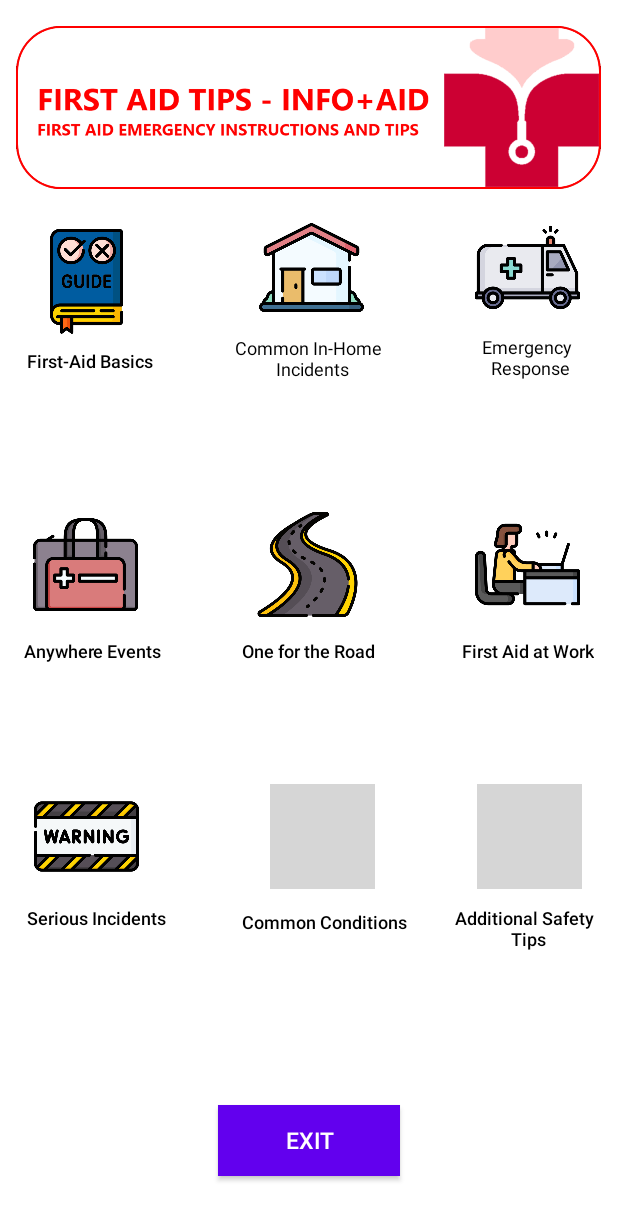
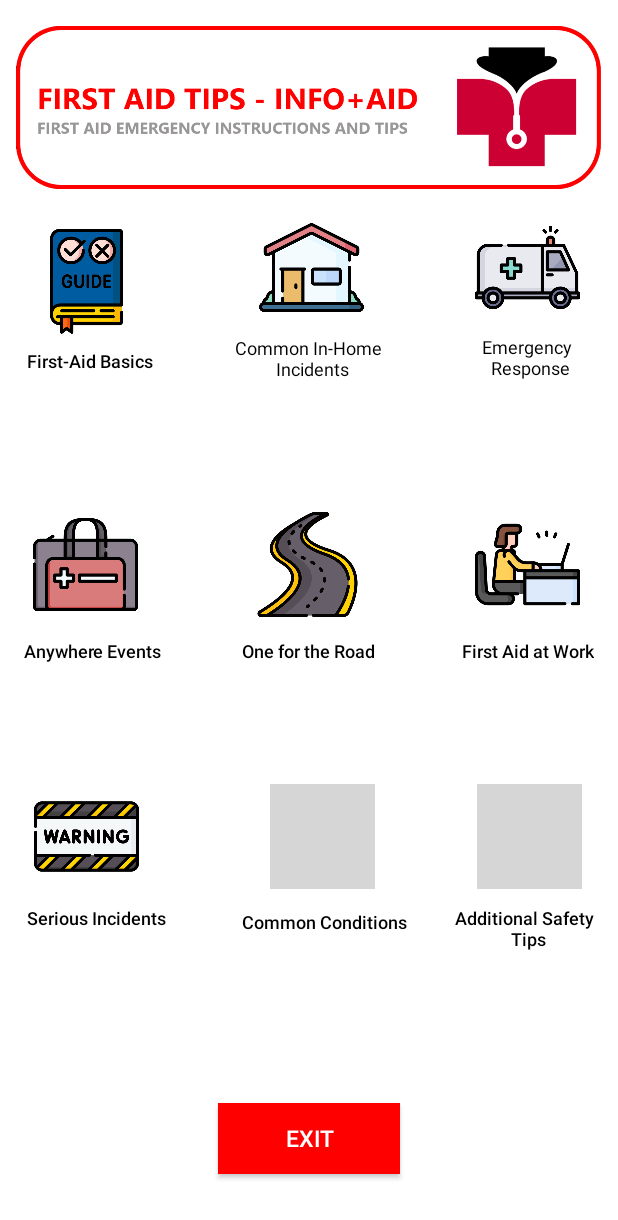
Before and after one commit to skebidoo/INFO-AID, an Android app: the screen it shows after launch (MainActivity), on a phone screen of 412 x 824 dp. Shown: the top 1220 px of the screen. Run offline under Robolectric (Android 15) with nearby library versions, the phone set to English and light mode, and no system bars; grey boxes are pictures that could not be loaded.

Commit message:
Final Project (Briones, Cabigat, Capinpin)

```diff
--- a/FIRST-AID-TIPS/app/src/main/res/layout/activity_main.xml
+++ b/FIRST-AID-TIPS/app/src/main/res/layout/activity_main.xml
@@ -274,10 +274,11 @@
         android:text="EXIT"
         android:textColorLink="#FFFFFF"
         android:textSize="15sp"
+        app:backgroundTint="#FF0000"
         app:layout_constraintBottom_toBottomOf="parent"
         app:layout_constraintEnd_toEndOf="parent"
         app:layout_constraintStart_toStartOf="parent"
         app:layout_constraintTop_toBottomOf="@+id/imageView"
-        app:layout_constraintVertical_bias="0.937" />
+        app:layout_constraintVertical_bias="0.935" />
 
 </androidx.constraintlayout.widget.ConstraintLayout>
--- a/FIRST-AID-TIPS/app/src/main/res/values/ic_launcher_background.xml
+++ b/FIRST-AID-TIPS/app/src/main/res/values/ic_launcher_background.xml
@@ -1,4 +1,4 @@
 <?xml version="1.0" encoding="utf-8"?>
 <resources>
-    <color name="ic_launcher_background">#F9FFFD</color>
+    <color name="ic_launcher_background">#F9FBFF</color>
 </resources>
--- a/FIRST-AID-TIPS/app/src/main/res/values/strings.xml
+++ b/FIRST-AID-TIPS/app/src/main/res/values/strings.xml
@@ -1,3 +1,3 @@
 <resources>
-    <string name="app_name">FIRST AID TIPS</string>
+    <string name="app_name">First Aid Tips - Info+Aid</string>
 </resources>
```
Also changed, not shown: FIRST-AID-TIPS/app/src/main/ic_launcher-playstore.png, FIRST-AID-TIPS/app/src/main/res/drawable/header.png, FIRST-AID-TIPS/app/src/main/res/mipmap-hdpi/ic_launcher.png, FIRST-AID-TIPS/app/src/main/res/mipmap-hdpi/ic_launcher_foreground.png, FIRST-AID-TIPS/app/src/main/res/mipmap-hdpi/ic_launcher_round.png, FIRST-AID-TIPS/app/src/main/res/mipmap-mdpi/ic_launcher.png, FIRST-AID-TIPS/app/src/main/res/mipmap-mdpi/ic_launcher_foreground.png, FIRST-AID-TIPS/app/src/main/res/mipmap-mdpi/ic_launcher_round.png, FIRST-AID-TIPS/app/src/main/res/mipmap-xhdpi/ic_launcher.png, FIRST-AID-TIPS/app/src/main/res/mipmap-xhdpi/ic_launcher_foreground.png, FIRST-AID-TIPS/app/src/main/res/mipmap-xhdpi/ic_launcher_round.png, FIRST-AID-TIPS/app/src/main/res/mipmap-xxhdpi/ic_launcher.png, FIRST-AID-TIPS/app/src/main/res/mipmap-xxhdpi/ic_launcher_foreground.png, FIRST-AID-TIPS/app/src/main/res/mipmap-xxhdpi/ic_launcher_round.png, 3 more files.
